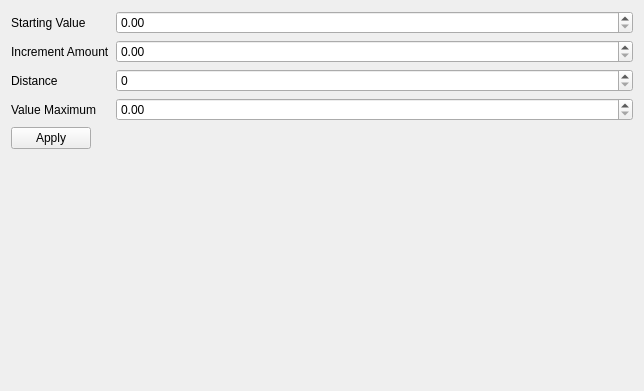
Above: GridEditor/conductivityeditor.ui from hundlab/LongQt before the change. Below: the same form after it.
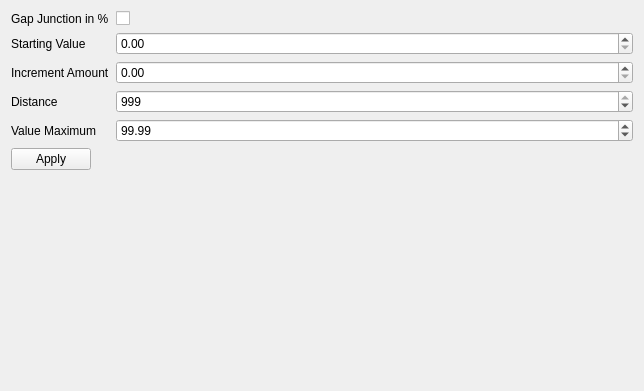
That is the form after the change.

The edit to the form file:
```diff
--- a/GridEditor/conductivityeditor.ui
+++ b/GridEditor/conductivityeditor.ui
@@ -14,7 +14,7 @@
    <string>Form</string>
   </property>
   <layout class="QFormLayout" name="formLayout">
-   <item row="0" column="0">
+   <item row="2" column="0">
     <widget class="QLabel" name="startingValueLabel">
      <property name="toolTip">
       <string>&lt;html&gt;&lt;head/&gt;&lt;body&gt;&lt;p&gt;The value that will be assigned to the selected nodes&lt;/p&gt;&lt;/body&gt;&lt;/html&gt;</string>
@@ -24,20 +24,20 @@
      </property>
     </widget>
    </item>
-   <item row="0" column="1">
+   <item row="2" column="1">
     <widget class="QDoubleSpinBox" name="startingValueDoubleSpinBox"/>
    </item>
-   <item row="1" column="0">
+   <item row="3" column="0">
     <widget class="QLabel" name="incrementAmountLabel">
      <property name="text">
       <string>Increment Amount</string>
      </property>
     </widget>
    </item>
-   <item row="1" column="1">
+   <item row="3" column="1">
     <widget class="QDoubleSpinBox" name="incrementAmountDoubleSpinBox"/>
    </item>
-   <item row="2" column="0">
+   <item row="4" column="0">
     <widget class="QLabel" name="distanceLabel">
      <property name="toolTip">
       <string>&lt;html&gt;&lt;head/&gt;&lt;body&gt;&lt;p&gt;The starting value will be incremented by Increment Amount for each distance.&lt;/p&gt;&lt;/body&gt;&lt;/html&gt;</string>
@@ -47,10 +47,17 @@
      </property>
     </widget>
    </item>
-   <item row="2" column="1">
-    <widget class="QSpinBox" name="distanceSpinBox"/>
+   <item row="4" column="1">
+    <widget class="QSpinBox" name="distanceSpinBox">
+     <property name="maximum">
+      <number>999</number>
+     </property>
+     <property name="value">
+      <number>999</number>
+     </property>
+    </widget>
    </item>
-   <item row="3" column="0">
+   <item row="5" column="0">
     <widget class="QLabel" name="valueMaximumLabel">
      <property name="toolTip">
       <string>&lt;html&gt;&lt;head/&gt;&lt;body&gt;&lt;p&gt;After this value has been reached all cells farther away will have this conductivity&lt;/p&gt;&lt;/body&gt;&lt;/html&gt;</string>
@@ -60,16 +67,37 @@
      </property>
     </widget>
    </item>
-   <item row="3" column="1">
-    <widget class="QDoubleSpinBox" name="valueMaximumDoubleSpinBox"/>
+   <item row="5" column="1">
+    <widget class="QDoubleSpinBox" name="valueMaximumDoubleSpinBox">
+     <property name="maximum">
+      <double>100.000000000000000</double>
+     </property>
+     <property name="value">
+      <double>99.989999999999995</double>
+     </property>
+    </widget>
    </item>
-   <item row="4" column="0">
+   <item row="6" column="0">
     <widget class="QPushButton" name="applyButton">
      <property name="text">
       <string>Apply</string>
      </property>
     </widget>
    </item>
+   <item row="1" column="1">
+    <widget class="QCheckBox" name="percValuesCheckBox">
+     <property name="text">
+      <string/>
+     </property>
+    </widget>
+   </item>
+   <item row="1" column="0">
+    <widget class="QLabel" name="label">
+     <property name="text">
+      <string>Gap Junction in %</string>
+     </property>
+    </widget>
+   </item>
   </layout>
  </widget>
  <resources/>
```
